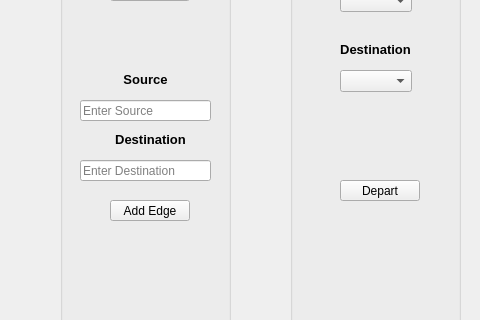
Above: AirTrafficContol/mainwindow.ui from kazimhussain1/air-traffic-control before the change; both pictures show x 800 to 1280 and y 220 to 540 of the 1280 by 720 pixel window. Below: the same form after it.
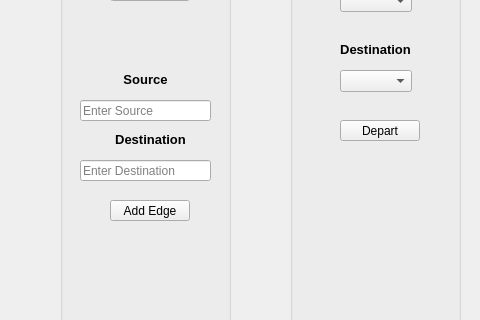
That is the form after the change.

Patch:
```diff
--- a/AirTrafficContol/mainwindow.ui
+++ b/AirTrafficContol/mainwindow.ui
@@ -194,7 +194,7 @@
      <property name="geometry">
       <rect>
        <x>50</x>
-       <y>310</y>
+       <y>250</y>
        <width>80</width>
        <height>21</height>
       </rect>
```
Left out of the diff: 3 changed lines with no effect on the pictures.
